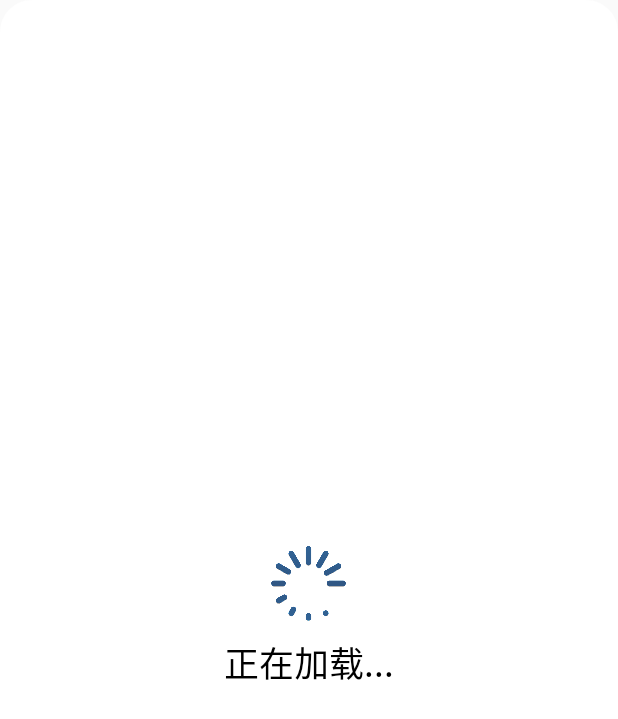
After one commit to wangchunleioo/ImportDemo, an Android app: the layout item_dialog.xml on its own in the app's theme, with its tools: preview values and no code run, on a phone screen of 412 x 824 dp. The commit adds this screen. Shown: the top 719 px of the screen. Run offline under Robolectric (Android 15) with nearby library versions, the phone set to English and light mode, and no system bars.

Commit message:
增加MyDialog

```diff
--- a/ImportDemo/importdemolibrary/src/main/AndroidManifest.xml
+++ b/ImportDemo/importdemolibrary/src/main/AndroidManifest.xml
@@ -3,8 +3,7 @@
 
     <application android:allowBackup="true"
                  android:label="@string/app_name"
-                 android:supportsRtl="true"
-    >
+                 android:supportsRtl="true">
 
     </application>
 
--- /dev/null
+++ b/ImportDemo/importdemolibrary/src/main/res/drawable/shape_dialog.xml
@@ -0,0 +1,8 @@
+<?xml version="1.0" encoding="utf-8"?>
+<shape xmlns:android="http://schemas.android.com/apk/res/android">
+    <corners android:radius="20dp"/>
+    <stroke
+        android:width="4px"
+        android:color="#efff"/>
+    <solid android:color="#efff"/>
+</shape>
--- /dev/null
+++ b/ImportDemo/importdemolibrary/src/main/res/layout/item_dialog.xml
@@ -0,0 +1,24 @@
+<?xml version="1.0" encoding="utf-8"?>
+<LinearLayout xmlns:android="http://schemas.android.com/apk/res/android"
+              android:id="@+id/dialog_view"
+              android:layout_width="match_parent"
+              android:layout_height="match_parent"
+              android:background="@drawable/shape_dialog"
+              android:gravity="center"
+              android:orientation="vertical">
+
+    <ImageView
+        android:id="@+id/iv_dialog"
+        android:layout_width="50dp"
+        android:layout_height="50dp"
+        android:src="@drawable/dialog_progress"/>
+
+    <TextView
+        android:id="@+id/tv_dialog"
+        android:layout_width="wrap_content"
+        android:layout_height="wrap_content"
+        android:layout_marginTop="10dp"
+        android:text="正在加载..."
+        android:textColor="#000"
+        android:textSize="23sp"/>
+</LinearLayout>
```
Also changed, not shown: ImportDemo/app/src/main/java/com/importdemo/MainActivity.java (+6 -3 lines), ImportDemo/importdemolibrary/src/main/java/com/importdemolibrary/MyDialog.java (added, +61 -0 lines), ImportDemo/importdemolibrary/src/main/res/anim/set_dialog.xml (added, +13 -0 lines), ImportDemo/importdemolibrary/src/main/res/drawable-xhdpi/dialog_progress.png (added).
